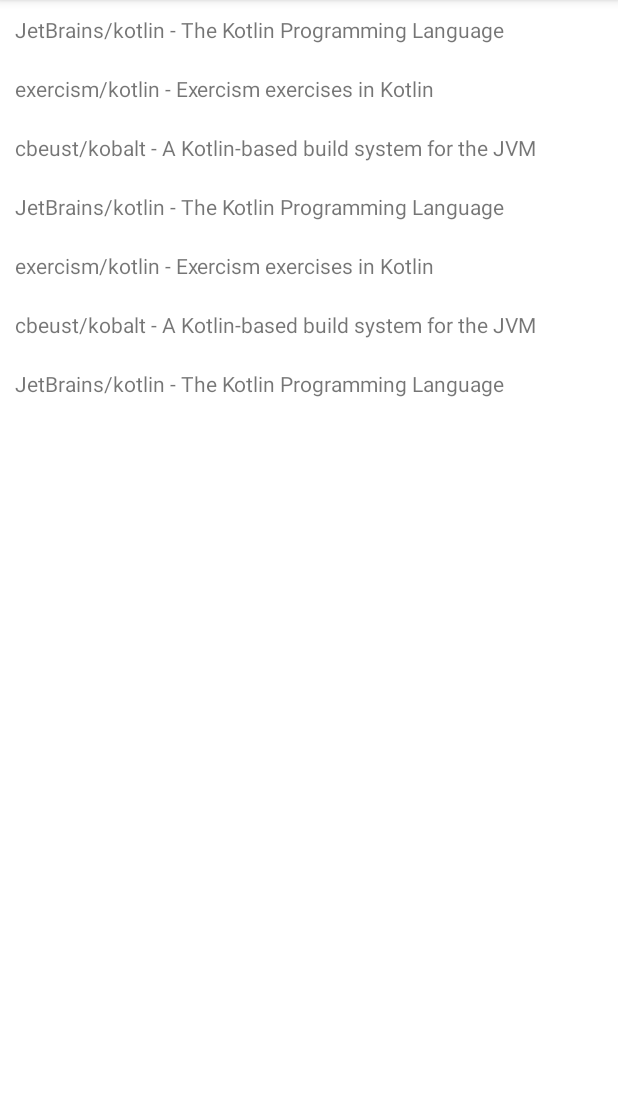
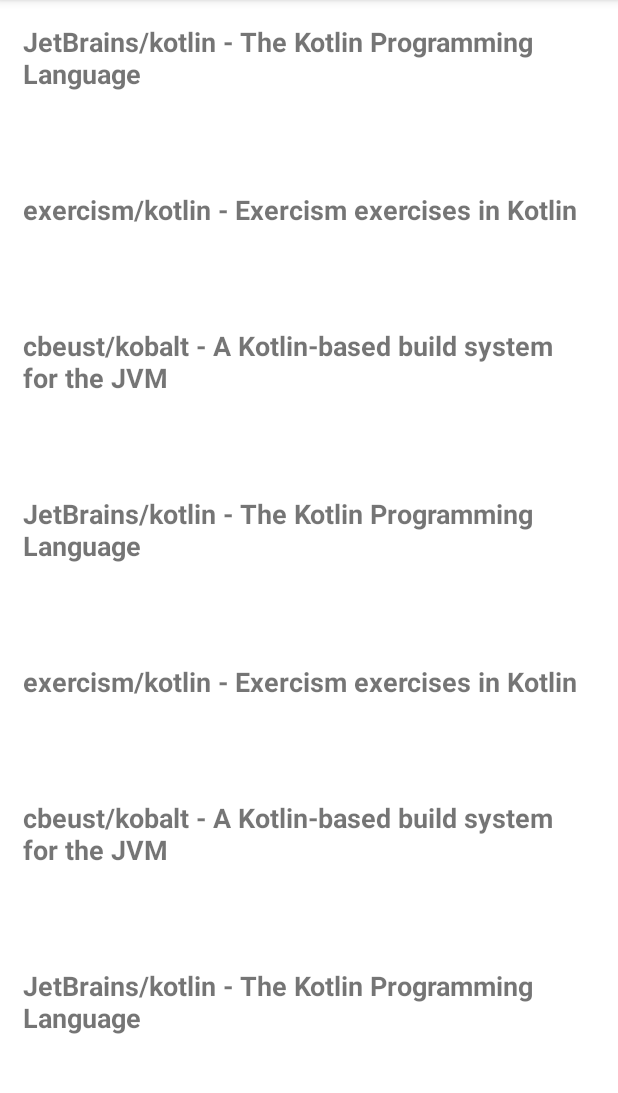
Before and after one commit to chrisabbod/github-repo-list, an Android app: the screen it shows after launch (MainActivity), on a phone screen of 412 x 824 dp, the part 84-1177 px from its top. Run offline under Robolectric (Android 15) with nearby library versions, the phone set to English and light mode, and no system bars; network calls fail; 1 statement that could not run was skipped.

Commit message:
Update list item layout item_repo

```diff
--- a/app/src/main/java/com/chrisabbod/githubrepolist/RepoListAdapter.kt
+++ b/app/src/main/java/com/chrisabbod/githubrepolist/RepoListAdapter.kt
@@ -5,15 +5,24 @@ import android.view.ViewGroup
 import androidx.recyclerview.widget.RecyclerView
 import com.chrisabbod.githubrepolist.databinding.ItemRepoBinding
 
-class RepoListAdapter (private val items: List<String>) : RecyclerView.Adapter<RepoListAdapter.RepoListViewHolder>() {
+class RepoListAdapter(private val items: List<String>) :
+    RecyclerView.Adapter<RepoListAdapter.RepoListViewHolder>() {
 
-    inner class RepoListViewHolder(itemBinding: ItemRepoBinding)
-        :RecyclerView.ViewHolder(itemBinding.root) {
-            val tvTitle = itemBinding.tvTitle
-        }
+    inner class RepoListViewHolder(itemBinding: ItemRepoBinding) :
+        RecyclerView.ViewHolder(itemBinding.root) {
+        val tvTitle = itemBinding.tvId
+        val tvName = itemBinding.tvName
+        val tvDescription = itemBinding.tvDescription
+    }
 
     override fun onCreateViewHolder(parent: ViewGroup, viewType: Int): RepoListViewHolder {
-        return RepoListViewHolder(ItemRepoBinding.inflate(LayoutInflater.from(parent.context), parent, false))
+        return RepoListViewHolder(
+            ItemRepoBinding.inflate(
+                LayoutInflater.from(parent.context),
+                parent,
+                false
+            )
+        )
     }
 
     override fun onBindViewHolder(holder: RepoListViewHolder, position: Int) {
--- a/app/src/main/res/layout/item_repo.xml
+++ b/app/src/main/res/layout/item_repo.xml
@@ -1,14 +1,45 @@
 <?xml version="1.0" encoding="utf-8"?>
 <LinearLayout xmlns:android="http://schemas.android.com/apk/res/android"
+    xmlns:tools="http://schemas.android.com/tools"
     android:layout_width="match_parent"
     android:layout_height="wrap_content"
     android:layout_margin="10dp"
-    xmlns:tools="http://schemas.android.com/tools">
+    android:orientation="vertical">
 
-    <TextView
-        android:id="@+id/tv_title"
+    <LinearLayout
         android:layout_width="match_parent"
         android:layout_height="wrap_content"
-        tools:text="JetBrains/kotlin - The Kotlin Programming Language" />
+        android:orientation="horizontal">
+
+        <TextView
+            android:id="@+id/tv_id"
+            android:layout_width="wrap_content"
+            android:layout_height="wrap_content"
+            android:layout_marginEnd="10dp"
+            android:padding="5dp"
+            android:textStyle="bold"
+            android:textSize="18sp"
+            tools:text="25" />
+
+        <TextView
+            android:id="@+id/tv_name"
+            android:layout_width="wrap_content"
+            android:layout_height="wrap_content"
+            tools:text="mojombo/grit" />
+    </LinearLayout>
+
+    <LinearLayout
+        android:layout_width="match_parent"
+        android:layout_height="wrap_content"
+        android:orientation="horizontal">
+
+        <TextView
+            android:id="@+id/tv_description"
+            android:layout_width="wrap_content"
+            android:layout_height="wrap_content"
+            android:padding="5dp"
+            android:textSize="18sp"
+            tools:text="This is a long description just like they'll probably have in the actual repos" />
+    </LinearLayout>
 
 </LinearLayout>
```
